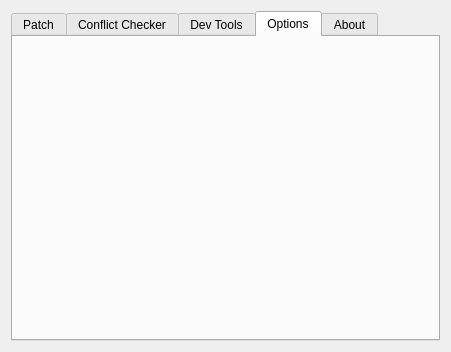
Above: Hexagon_GUI/Main_Window.ui from Coolcord/Hexagon before the change. Below: the same form after it.
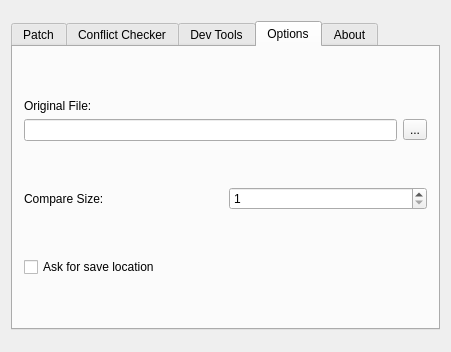
That is the form after the change. The open tabs and pages were chosen to show the change.

```diff
--- a/Hexagon_GUI/Main_Window.ui
+++ b/Hexagon_GUI/Main_Window.ui
@@ -14,7 +14,7 @@
    <string>Main_Window</string>
   </property>
   <layout class="QVBoxLayout" name="verticalLayout">
-   <item>
+   <item alignment="Qt::AlignVCenter">
     <widget class="QTabWidget" name="tabWidget">
      <property name="currentIndex">
       <number>0</number>
@@ -94,6 +94,113 @@
       <attribute name="title">
        <string>Options</string>
       </attribute>
+      <layout class="QVBoxLayout" name="verticalLayout_5">
+       <item>
+        <spacer name="verticalSpacer_3">
+         <property name="orientation">
+          <enum>Qt::Vertical</enum>
+         </property>
+         <property name="sizeHint" stdset="0">
+          <size>
+           <width>20</width>
+           <height>40</height>
+          </size>
+         </property>
+        </spacer>
+       </item>
+       <item>
+        <layout class="QVBoxLayout" name="layoutOriginalFile">
+         <item>
+          <widget class="QLabel" name="lblOriginalFile">
+           <property name="text">
+            <string>Original File:</string>
+           </property>
+          </widget>
+         </item>
+         <item>
+          <layout class="QHBoxLayout" name="horizontalLayout">
+           <item>
+            <widget class="QLineEdit" name="leOriginalFile"/>
+           </item>
+           <item>
+            <widget class="QToolButton" name="tbOriginalFile">
+             <property name="text">
+              <string>...</string>
+             </property>
+            </widget>
+           </item>
+          </layout>
+         </item>
+        </layout>
+       </item>
+       <item>
+        <spacer name="verticalSpacer">
+         <property name="orientation">
+          <enum>Qt::Vertical</enum>
+         </property>
+         <property name="sizeHint" stdset="0">
+          <size>
+           <width>20</width>
+           <height>40</height>
+          </size>
+         </property>
+        </spacer>
+       </item>
+       <item>
+        <layout class="QHBoxLayout" name="layoutCompareSize">
+         <item>
+          <widget class="QLabel" name="lblCompareSize">
+           <property name="text">
+            <string>Compare Size:</string>
+           </property>
+          </widget>
+         </item>
+         <item>
+          <widget class="QSpinBox" name="sbCompareSize">
+           <property name="minimum">
+            <number>1</number>
+           </property>
+           <property name="maximum">
+            <number>1000</number>
+           </property>
+          </widget>
+         </item>
+        </layout>
+       </item>
+       <item>
+        <spacer name="verticalSpacer_2">
+         <property name="orientation">
+          <enum>Qt::Vertical</enum>
+         </property>
+         <property name="sizeHint" stdset="0">
+          <size>
+           <width>20</width>
+           <height>40</height>
+          </size>
+         </property>
+        </spacer>
+       </item>
+       <item>
+        <widget class="QCheckBox" name="cbAskForSaveLocation">
+         <property name="text">
+          <string>Ask for save location</string>
+         </property>
+        </widget>
+       </item>
+       <item>
+        <spacer name="verticalSpacer_4">
+         <property name="orientation">
+          <enum>Qt::Vertical</enum>
+         </property>
+         <property name="sizeHint" stdset="0">
+          <size>
+           <width>20</width>
+           <height>40</height>
+          </size>
+         </property>
+        </spacer>
+       </item>
+      </layout>
      </widget>
      <widget class="QWidget" name="tabAbout">
       <attribute name="title">
```
Left out of the diff: 98 changed lines with no effect on the pictures.
